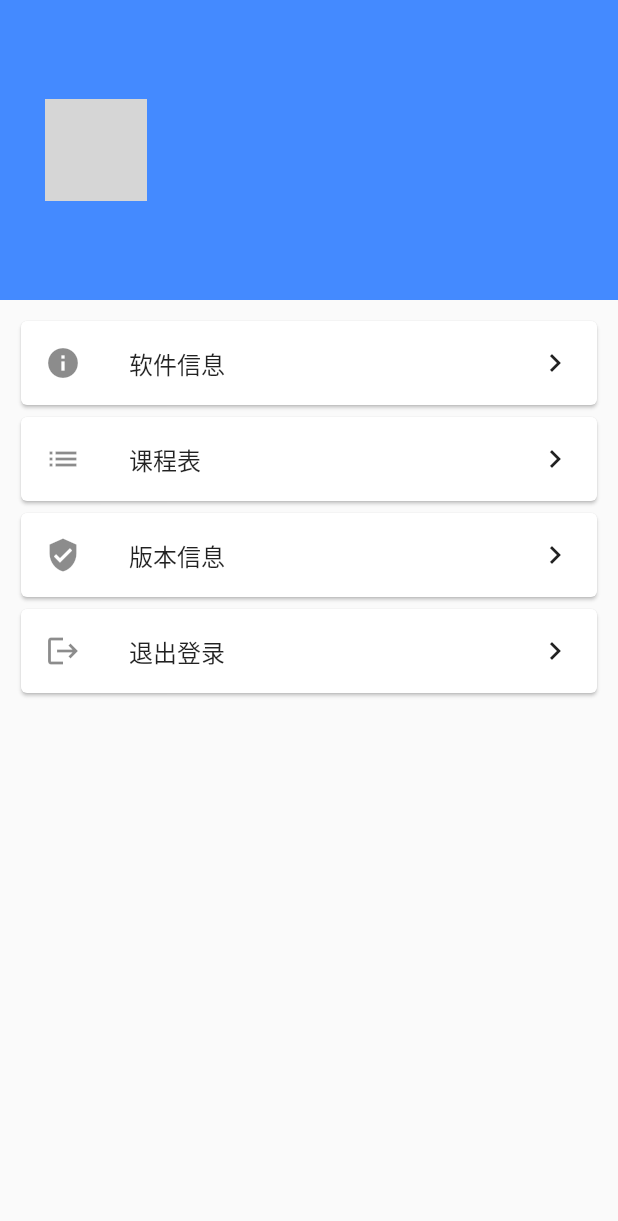
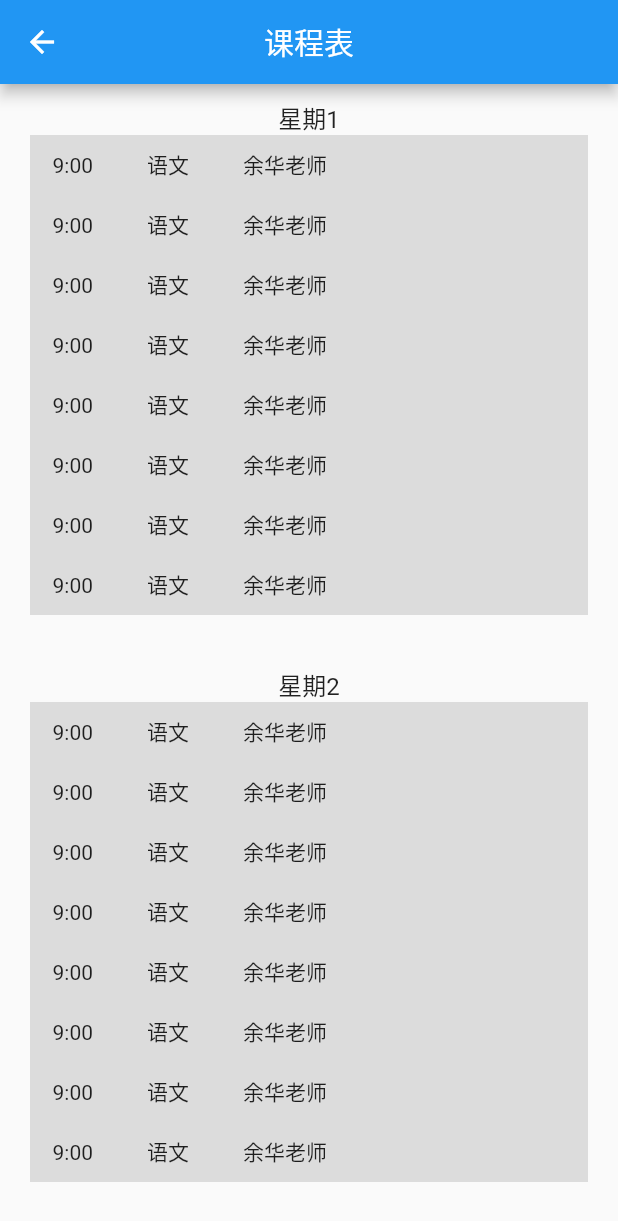
Before and after one commit to huazi2016/flutter_study, a Flutter app: the MineSubpage screen opened directly, after a tap on "课程表", on a phone screen of 412 x 824 dp. Shown: the top 1221 px of the screen. Run offline on Flutter 3.47's test engine with Material 2 defaults, Android fonts, the phone set to English and light mode, and no system bars; our stand-ins replace dio, package_info, shared_preferences, synchronized, toast, webview_flutter; missing offline and left inert: lazy_indexed_stack; accounts and stored records are empty; network calls fail; grey boxes are pictures that could not be loaded.

Commit message:
课程表

```diff
--- /dev/null
+++ b/lib/home/ClassSchedulePage.dart
@@ -0,0 +1,92 @@
+import 'package:flutter/material.dart';
+import 'package:flutter_study/base/utils/ToastUtil.dart';
+import 'package:flutter_study/net/bean/RegisterBo.dart';
+import 'package:dio/dio.dart';
+import '../base/Config.dart';
+
+class ClassSchedulePage extends StatefulWidget {
+  ClassSchedulePage({Key key}) : super(key: key);
+
+  @override
+  _ClassSchedule createState() => _ClassSchedule();
+}
+
+class _ClassSchedule extends State<ClassSchedulePage> {
+  @override
+  void initState() {
+    super.initState();
+    //待补充登录之后 planId=1
+    _getClassScheList(1);
+  }
+
+  @override
+  Widget build(BuildContext context) {
+    return Scaffold(
+        appBar: AppBar(
+          centerTitle: true,
+          title: Text("课程表"),
+        ),
+        body: _classScheList());
+  }
+
+  Widget _classScheList() {
+    return ListView.builder(
+      padding: EdgeInsets.all(10),
+      scrollDirection: Axis.vertical,
+      itemBuilder: (BuildContext context, int index) {
+        return Container(
+          width: double.infinity,
+          margin: EdgeInsets.only(bottom: 10),
+          height: 368,
+          child: Column(
+            children: <Widget>[
+              Text('星期${index + 1}',
+                  style: TextStyle(fontSize: 16, color: Colors.black87)),
+              Expanded(
+                child: ListView.builder(
+                  scrollDirection: Axis.vertical,
+                  physics: NeverScrollableScrollPhysics(),
+                  shrinkWrap: true,
+                  itemBuilder: (BuildContext context, int index) {
+                    return Container(
+                        width: 40,
+                        height: 40,
+                        margin: EdgeInsets.only(left: 10, right: 10),
+                        padding: EdgeInsets.only(left: 15, right: 15),
+                        color: Colors.black12,
+                        alignment: Alignment.center,
+                        child: Row(
+                          children: <Widget>[
+                            Text("9:00"),
+                            SizedBox(width: 36),
+                            Text("语文"),
+                            SizedBox(width: 36),
+                            Text("余华老师"),
+                          ],
+                        ));
+                  },
+                  itemCount: 8,
+                ),
+              )
+            ],
+          ),
+        );
+      },
+      itemCount: 5,
+    );
+  }
+
+  //获取课堂表信息
+  _getClassScheList(planId) async {
+    var api = "${Config.domain}/plan/info";
+    var result = await Dio().get(api + "?planId=" + planId.toString());
+    var classList = RegisterBo.fromJson(result.data);
+    if (classList.code == 0) {
+      setState(() {
+        //_roomList = roomList.data;
+      });
+    } else {
+      ToastUtil.showToastCenter(context, "获取异常, 暂无数据");
+    }
+  }
+}
--- a/lib/home/MineSubpage.dart
+++ b/lib/home/MineSubpage.dart
@@ -1,6 +1,7 @@
 import 'package:flutter/material.dart';
 import 'package:flutter_study/base/RoutePages.dart';
 import 'package:flutter_study/base/utils/SpUtil.dart';
+import 'package:flutter_study/home/ClassSchedulePage.dart';
 import 'package:package_info/package_info.dart';
 
 class MineSubpage extends StatefulWidget {
@@ -13,12 +14,14 @@ class MineSubpage extends StatefulWidget {
 class _MineState extends State<MineSubpage> {
   var headUrl = "";
   var nickname = "";
+  bool _isTeacher = false;
 
   @override
   void initState() {
     super.initState();
     headUrl = SpUtil.getString(SpKeys.SP_HEADURL);
     nickname = SpUtil.getUserName();
+    _isTeacher = SpUtil.isTeacher();
   }
 
   @override
@@ -94,7 +97,9 @@ class _MineState extends State<MineSubpage> {
                                       },
                                     )),
                           })),
-              Card(
+              Visibility(
+                  visible: !_isTeacher,
+                  child: Card(
                       child: ListTile(
                     leading: Icon(Icons.list),
                     title: Text(
@@ -105,8 +110,14 @@ class _MineState extends State<MineSubpage> {
                       Icons.keyboard_arrow_right,
                       color: Colors.black87,
                     ),
-                onTap: () {},
-              )),
+                    onTap: () {
+                      Navigator.push(
+                          context,
+                          MaterialPageRoute(
+                            builder: (context) => ClassSchedulePage(),
+                          ));
+                    },
+                  ))),
               Card(
                   child: ListTile(
                 leading: Icon(Icons.verified_user),
--- a/lib/home/RoomSubpage.dart
+++ b/lib/home/RoomSubpage.dart
@@ -25,6 +25,7 @@ class _RoomState extends State<RoomSubpage> {
     wordController = TextEditingController();
     super.initState();
     _getQuestionList("");
+    print("111111111=_RoomState");
     _isTeacher = SpUtil.isTeacher();
   }
 
--- a/lib/home/room/AddRoomPage.dart
+++ b/lib/home/room/AddRoomPage.dart
@@ -264,6 +264,7 @@ class _AddRoomState extends State<AddRoomPage> {
     ]);
   }
 
+  //学生-新增题目
   _summitAnswer(course, title, type, content, anwser, teacher, score) async {
     var api = "${Config.domain}/question/add";
     var result = await Dio().post(api, data: {
--- a/lib/home/room/RoomDetailPage.dart
+++ b/lib/home/room/RoomDetailPage.dart
@@ -120,6 +120,7 @@ class _RoomDetailState extends State<RoomDetailPage> {
             )));
   }
 
+  //学生-提交答案
   _summitAnswer(questionId, student, anwser) async {
     var api = "${Config.domain}/answer/add";
     var result = await Dio().post(api, data: {
@@ -140,10 +141,15 @@ class _RoomDetailState extends State<RoomDetailPage> {
     ToastUtil.showToastBottom(context, sucessStr);
   }
 
+  //学生或老师拉取答案或答案列表
   _getQuestionAnswer(questionId, student) async {
     var api = "${Config.domain}/answer/list";
-    var result = await Dio()
-        .get(api + "?questionId=" + questionId + "&student=" + student);
+    print("_getQuestionAnswer==" +
+        questionId.toString() +
+        "---student=" +
+        student);
+    var result = await Dio().get(
+        api + "?questionId=" + questionId.toString() + "&student=" + student);
     var answerBo = AnswerBo.fromJson(result.data);
     if (answerBo.code == 0) {
       setState(() {
@@ -152,7 +158,8 @@ class _RoomDetailState extends State<RoomDetailPage> {
           isShow = false;
           String answer = dataList[0].anwser;
           String reply = dataList[0].reply;
-          replyContent = answer + " " + reply;
+          //replyContent = answer + " " + reply;
+          replyContent = "更新答案";
         }
       });
     } else {
@@ -160,4 +167,24 @@ class _RoomDetailState extends State<RoomDetailPage> {
       ToastUtil.showToastBottom(context, sucessStr);
     }
   }
+
+  //老师-批改
+  _updateAnswer(answerId, teacher, reply, score) async {
+    var api = "${Config.domain}/answer/list";
+    var result = await Dio().post(api, data: {
+      "answerId": answerId.toString(),
+      "teacher": teacher,
+      "reply": reply,
+      "score": score.toString()
+    });
+    var answerBo = RegisterBo.fromJson(result.data);
+    if (answerBo.code == 0) {
+      setState(() {
+        //补充批改意见
+      });
+    } else {
+      String sucessStr = "网络异常，请稍后重试";
+      ToastUtil.showToastBottom(context, sucessStr);
+    }
+  }
 }
```
Lines whose indentation alone changed are shown as unchanged.
